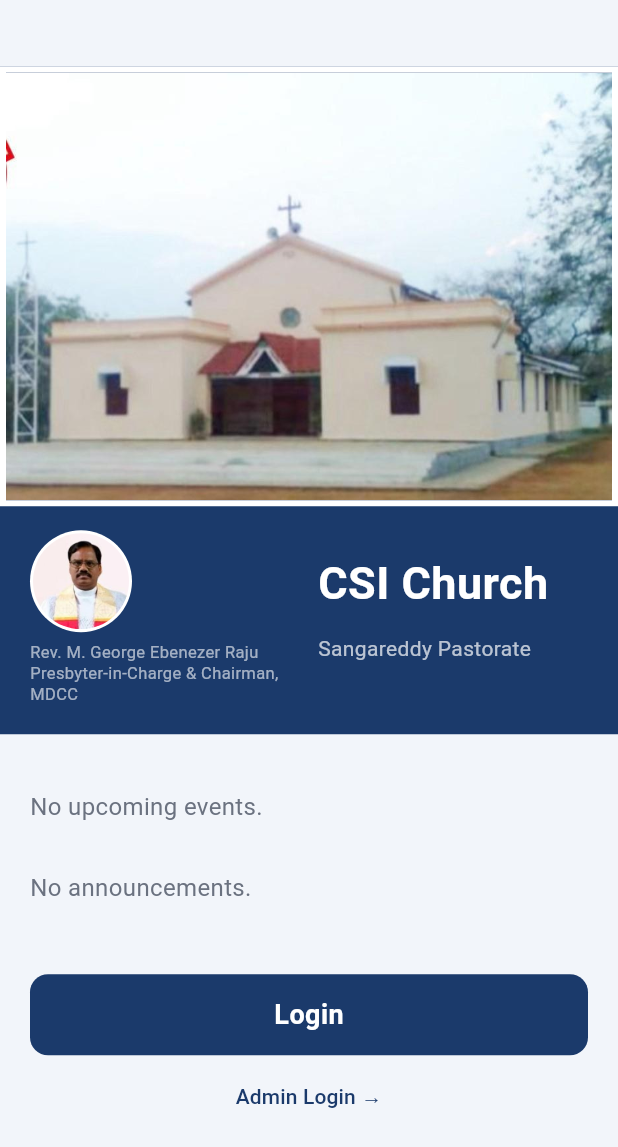
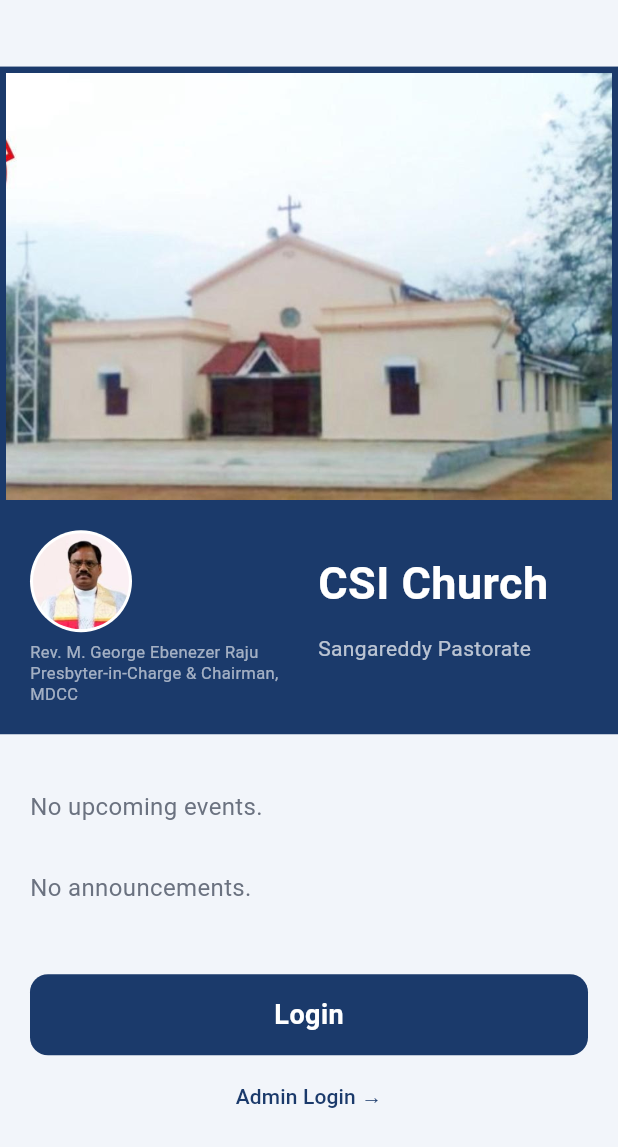
Before and after one commit to RAJ3SHJ/TempleApp, a Flutter app: the screen it shows after launch, on a phone screen of 412 x 824 dp. Shown: the top 1147 px of the screen. Run offline on Flutter 3.47's test engine with Material 3 defaults, Android fonts, the phone set to English and light mode, and no system bars; our stand-ins replace cloud_firestore, firebase_auth, firebase_core, firebase_messaging, pdf, share_plus; accounts and stored records are empty.

Commit message:
Landing: navy border around church photo
Co-Authored-By: Claude Sonnet 5.5 <noreply@anthropic.com>
Claude-Session: https://claude.ai/code/session_01DhebjiHj8GBhKmmCAFmVy8

```diff
--- a/lib/screens/landing_screen.dart
+++ b/lib/screens/landing_screen.dart
@@ -173,7 +173,7 @@ class LandingScreen extends StatelessWidget {
           Container(
             width: double.infinity,
             decoration: BoxDecoration(
-              border: Border.all(color: AppTheme.white, width: 4),
+              border: Border.all(color: AppTheme.navy, width: 4),
             ),
             child: Image.asset('assets/images/church.jpg', fit: BoxFit.fitWidth),
           ),
```
